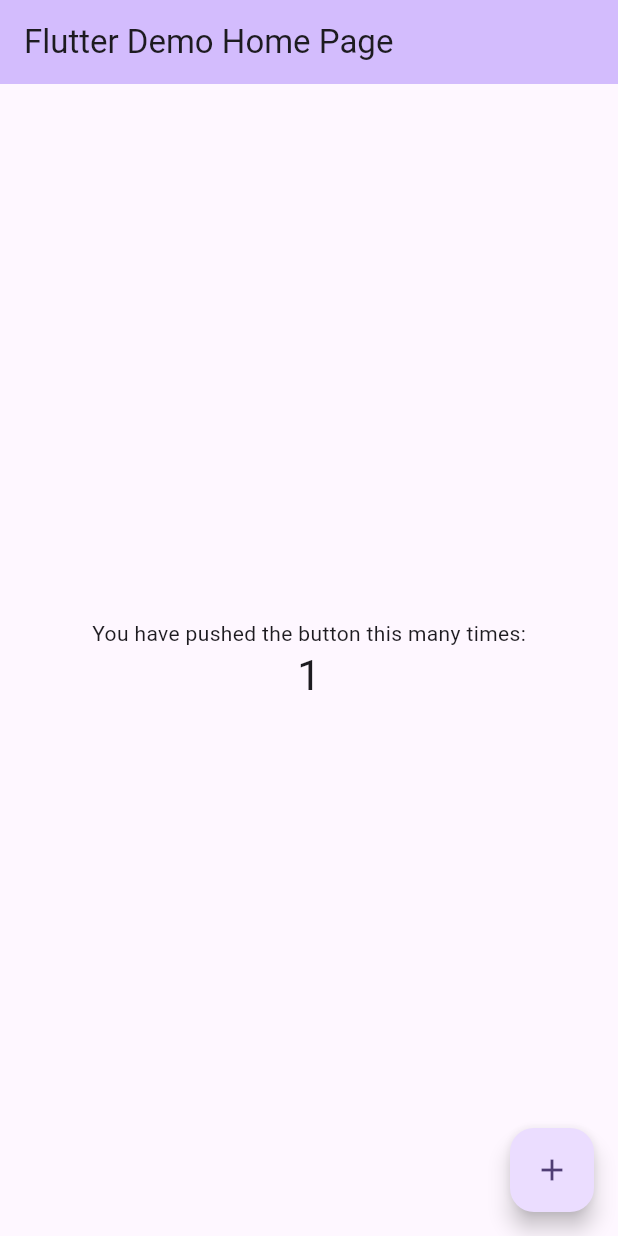
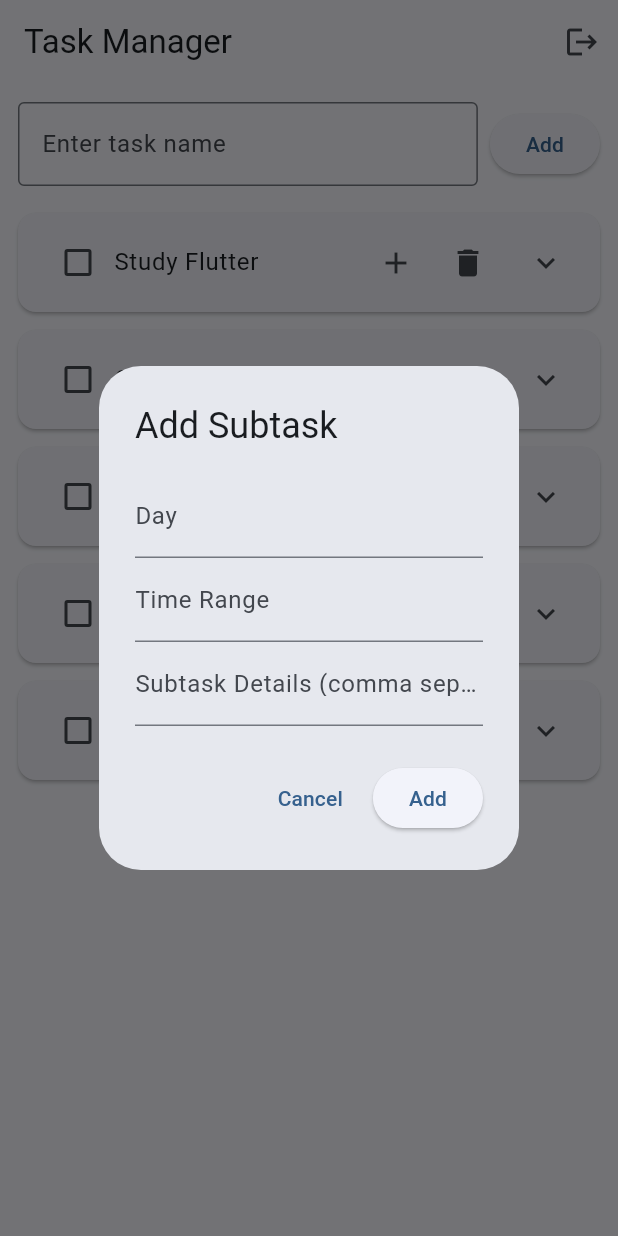
Before and after one commit to HemangShimpi/taskList, a Flutter app: the screen it shows after launch, after a tap on the "add" icon, on a phone screen of 412 x 824 dp. Run offline on Flutter 3.47's test engine with Material 3 defaults, Android fonts, the phone set to English and light mode, and no system bars.

Commit message:
added default tasks, textfields to add tasks, buttons, and delete functionality

```diff
--- a/firebase_tasklist/lib/main.dart
+++ b/firebase_tasklist/lib/main.dart
@@ -1,122 +1,272 @@
 import 'package:flutter/material.dart';
 
 void main() {
-  runApp(const MyApp());
+  runApp(const TaskManagerApp());
 }
 
-class MyApp extends StatelessWidget {
-  const MyApp({super.key});
+class TaskManagerApp extends StatelessWidget {
+  const TaskManagerApp({super.key});
 
-  // This widget is the root of your application.
   @override
   Widget build(BuildContext context) {
     return MaterialApp(
-      title: 'Flutter Demo',
-      theme: ThemeData(
-        // This is the theme of your application.
-        //
-        // TRY THIS: Try running your application with "flutter run". You'll see
-        // the application has a purple toolbar. Then, without quitting the app,
-        // try changing the seedColor in the colorScheme below to Colors.green
-        // and then invoke "hot reload" (save your changes or press the "hot
-        // reload" button in a Flutter-supported IDE, or press "r" if you used
-        // the command line to start the app).
-        //
-        // Notice that the counter didn't reset back to zero; the application
-        // state is not lost during the reload. To reset the state, use hot
-        // restart instead.
-        //
-        // This works for code too, not just values: Most code changes can be
-        // tested with just a hot reload.
-        colorScheme: ColorScheme.fromSeed(seedColor: Colors.deepPurple),
-      ),
-      home: const MyHomePage(title: 'Flutter Demo Home Page'),
+      title: 'Task Manager',
+      theme: ThemeData(useMaterial3: true, colorSchemeSeed: Colors.blue),
+      home: const TaskListScreen(),
     );
   }
 }
 
-class MyHomePage extends StatefulWidget {
-  const MyHomePage({super.key, required this.title});
+class Task {
+  String name;
+  bool isCompleted;
+  Map<String, Map<String, List<String>>> subTasks;
 
-  // This widget is the home page of your application. It is stateful, meaning
-  // that it has a State object (defined below) that contains fields that affect
-  // how it looks.
+  Task({
+    required this.name,
+    this.isCompleted = false,
+    this.subTasks = const {},
+  });
+}
 
-  // This class is the configuration for the state. It holds the values (in this
-  // case the title) provided by the parent (in this case the App widget) and
-  // used by the build method of the State. Fields in a Widget subclass are
-  // always marked "final".
-
-  final String title;
+class TaskListScreen extends StatefulWidget {
+  const TaskListScreen({super.key});
 
   @override
-  State<MyHomePage> createState() => _MyHomePageState();
+  State<TaskListScreen> createState() => _TaskListScreenState();
 }
 
-class _MyHomePageState extends State<MyHomePage> {
-  int _counter = 0;
+class _TaskListScreenState extends State<TaskListScreen> {
+  final TextEditingController _controller = TextEditingController();
+  final List<Task> _tasks = [];
 
-  void _incrementCounter() {
+  @override
+  void initState() {
+    super.initState();
+    _initializeDefaultTasks();
+  }
+
+  void _initializeDefaultTasks() {
+    _tasks.addAll([
+      Task(
+        name: 'Study Flutter',
+        subTasks: {
+          'Monday': {
+            '9 am - 10 am': ['Widgets Overview', 'StatefulWidget Practice'],
+          },
+        },
+      ),
+      Task(
+        name: 'Gym Session',
+        subTasks: {
+          'Tuesday': {
+            '6 pm - 7 pm': ['Cardio', 'Stretching'],
+          },
+        },
+      ),
+      Task(
+        name: 'Grocery Shopping',
+        subTasks: {
+          'Wednesday': {
+            '5 pm - 6 pm': ['Buy Fruits', 'Buy Milk'],
+          },
+        },
+      ),
+      Task(
+        name: 'Project Meeting',
+        subTasks: {
+          'Thursday': {
+            '2 pm - 3 pm': ['Team Sync', 'Update Timeline'],
+          },
+        },
+      ),
+      Task(
+        name: 'Watch Tutorial',
+        subTasks: {
+          'Friday': {
+            '7 pm - 8 pm': ['YouTube Playlist'],
+          },
+        },
+      ),
+    ]);
+  }
+
+  void _addTask() {
+    if (_controller.text.isEmpty) return;
     setState(() {
-      // This call to setState tells the Flutter framework that something has
-      // changed in this State, which causes it to rerun the build method below
-      // so that the display can reflect the updated values. If we changed
-      // _counter without calling setState(), then the build method would not be
-      // called again, and so nothing would appear to happen.
-      _counter++;
+      _tasks.add(Task(name: _controller.text, subTasks: {}));
+      _controller.clear();
     });
+  }
+
+  void _toggleTask(Task task) {
+    setState(() {
+      task.isCompleted = !task.isCompleted;
+    });
+  }
+
+  void _deleteTask(Task task) {
+    setState(() {
+      _tasks.remove(task);
+    });
+  }
+
+  void _addSubTask(Task task) {
+    final dayController = TextEditingController();
+    final timeController = TextEditingController();
+    final detailController = TextEditingController();
+
+    showDialog(
+      context: context,
+      builder: (context) {
+        return AlertDialog(
+          title: const Text('Add Subtask'),
+          content: Column(
+            mainAxisSize: MainAxisSize.min,
+            children: [
+              TextField(
+                controller: dayController,
+                decoration: const InputDecoration(labelText: 'Day'),
+              ),
+              TextField(
+                controller: timeController,
+                decoration: const InputDecoration(labelText: 'Time Range'),
+              ),
+              TextField(
+                controller: detailController,
+                decoration: const InputDecoration(
+                  labelText: 'Subtask Details (comma separated)',
+                ),
+              ),
+            ],
+          ),
+          actions: [
+            TextButton(
+              onPressed: () => Navigator.pop(context),
+              child: const Text('Cancel'),
+            ),
+            ElevatedButton(
+              onPressed: () {
+                final day = dayController.text.trim();
+                final time = timeController.text.trim();
+                final details =
+                    detailController.text
+                        .split(',')
+                        .map((e) => e.trim())
+                        .toList();
+
+                if (day.isEmpty || time.isEmpty || details.isEmpty) return;
+
+                setState(() {
+                  task.subTasks.putIfAbsent(day, () => {});
+                  task.subTasks[day]!.putIfAbsent(time, () => []);
+                  task.subTasks[day]![time]!.addAll(details);
+                });
+
+                Navigator.pop(context);
+              },
+              child: const Text('Add'),
+            ),
+          ],
+        );
+      },
+    );
+  }
+
+  Widget _buildSubTasks(Task task) {
+    return Column(
+      children:
+          task.subTasks.entries.map((dayEntry) {
+            return ExpansionTile(
+              title: Text(dayEntry.key),
+              children:
+                  dayEntry.value.entries.map((timeEntry) {
+                    return ListTile(
+                      title: Text(timeEntry.key),
+                      subtitle: Text(timeEntry.value.join(', ')),
+                    );
+                  }).toList(),
+            );
+          }).toList(),
+    );
   }
 
   @override
   Widget build(BuildContext context) {
-    // This method is rerun every time setState is called, for instance as done
-    // by the _incrementCounter method above.
-    //
-    // The Flutter framework has been optimized to make rerunning build methods
-    // fast, so that you can just rebuild anything that needs updating rather
-    // than having to individually change instances of widgets.
     return Scaffold(
       appBar: AppBar(
-        // TRY THIS: Try changing the color here to a specific color (to
-        // Colors.amber, perhaps?) and trigger a hot reload to see the AppBar
-        // change color while the other colors stay the same.
-        backgroundColor: Theme.of(context).colorScheme.inversePrimary,
-        // Here we take the value from the MyHomePage object that was created by
-        // the App.build method, and use it to set our appbar title.
-        title: Text(widget.title),
+        title: const Text('Task Manager'),
+        actions: [IconButton(icon: const Icon(Icons.logout), onPressed: () {})],
       ),
-      body: Center(
-        // Center is a layout widget. It takes a single child and positions it
-        // in the middle of the parent.
-        child: Column(
-          // Column is also a layout widget. It takes a list of children and
-          // arranges them vertically. By default, it sizes itself to fit its
-          // children horizontally, and tries to be as tall as its parent.
-          //
-          // Column has various properties to control how it sizes itself and
-          // how it positions its children. Here we use mainAxisAlignment to
-          // center the children vertically; the main axis here is the vertical
-          // axis because Columns are vertical (the cross axis would be
-          // horizontal).
-          //
-          // TRY THIS: Invoke "debug painting" (choose the "Toggle Debug Paint"
-          // action in the IDE, or press "p" in the console), to see the
-          // wireframe for each widget.
-          mainAxisAlignment: MainAxisAlignment.center,
-          children: <Widget>[
-            const Text('You have pushed the button this many times:'),
-            Text(
-              '$_counter',
-              style: Theme.of(context).textTheme.headlineMedium,
+      body: Column(
+        children: [
+          Padding(
+            padding: const EdgeInsets.all(12.0),
+            child: Row(
+              children: [
+                Expanded(
+                  child: TextField(
+                    controller: _controller,
+                    decoration: const InputDecoration(
+                      labelText: 'Enter task name',
+                      border: OutlineInputBorder(),
+                    ),
+                  ),
+                ),
+                const SizedBox(width: 8),
+                ElevatedButton(onPressed: _addTask, child: const Text('Add')),
+              ],
             ),
-          ],
-        ),
+          ),
+          Expanded(
+            child:
+                _tasks.isEmpty
+                    ? const Center(child: Text('No tasks added yet.'))
+                    : ListView.builder(
+                      itemCount: _tasks.length,
+                      itemBuilder: (context, index) {
+                        final task = _tasks[index];
+                        return Card(
+                          margin: const EdgeInsets.symmetric(
+                            horizontal: 12,
+                            vertical: 6,
+                          ),
+                          child: ExpansionTile(
+                            title: Row(
+                              children: [
+                                Checkbox(
+                                  value: task.isCompleted,
+                                  onChanged: (_) => _toggleTask(task),
+                                ),
+                                Expanded(
+                                  child: Text(
+                                    task.name,
+                                    style: TextStyle(
+                                      decoration:
+                                          task.isCompleted
+                                              ? TextDecoration.lineThrough
+                                              : TextDecoration.none,
+                                    ),
+                                  ),
+                                ),
+                                IconButton(
+                                  icon: const Icon(Icons.add),
+                                  onPressed: () => _addSubTask(task),
+                                ),
+                                IconButton(
+                                  icon: const Icon(Icons.delete),
+                                  onPressed: () => _deleteTask(task),
+                                ),
+                              ],
+                            ),
+                            children: [_buildSubTasks(task)],
+                          ),
+                        );
+                      },
+                    ),
+          ),
+        ],
       ),
-      floatingActionButton: FloatingActionButton(
-        onPressed: _incrementCounter,
-        tooltip: 'Increment',
-        child: const Icon(Icons.add),
-      ), // This trailing comma makes auto-formatting nicer for build methods.
     );
   }
 }
```
Also changed, not shown: firebase_tasklist/pubspec.yaml (+5 -2 lines), firebase_tasklist/pubspec.lock, 4 other files.
